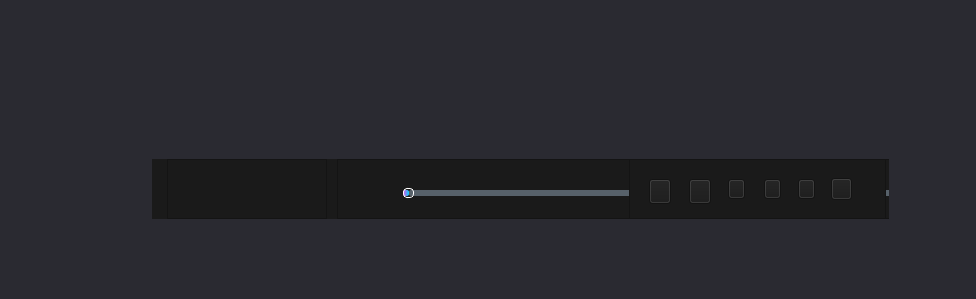
Above: VideoPlayer/videomodels/MultipPlayer.ui from huizhang556/pc-video-player before the change. Below: the same form after it.
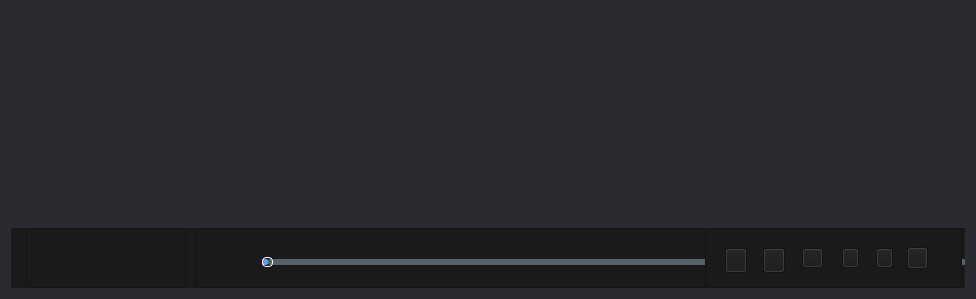
That is the form after the change. Icons and pictures are not drawn.

The edit to the form file:
```diff
--- a/VideoPlayer/videomodels/MultipPlayer.ui
+++ b/VideoPlayer/videomodels/MultipPlayer.ui
@@ -23,10 +23,10 @@
    <widget class="QWidget" name="layoutWidget">
     <property name="geometry">
      <rect>
-      <x>150</x>
-      <y>50</y>
-      <width>741</width>
-      <height>171</height>
+      <x>9</x>
+      <y>9</y>
+      <width>958</width>
+      <height>281</height>
      </rect>
     </property>
     <layout class="QVBoxLayout" name="verticalLayout_2" stretch="0">
@@ -726,13 +726,13 @@
                  <widget class="QPushButton" name="Btn_adjust">
                   <property name="minimumSize">
                    <size>
-                    <width>20</width>
+                    <width>24</width>
                     <height>20</height>
                    </size>
                   </property>
                   <property name="maximumSize">
                    <size>
-                    <width>20</width>
+                    <width>24</width>
                     <height>20</height>
                    </size>
                   </property>
```
